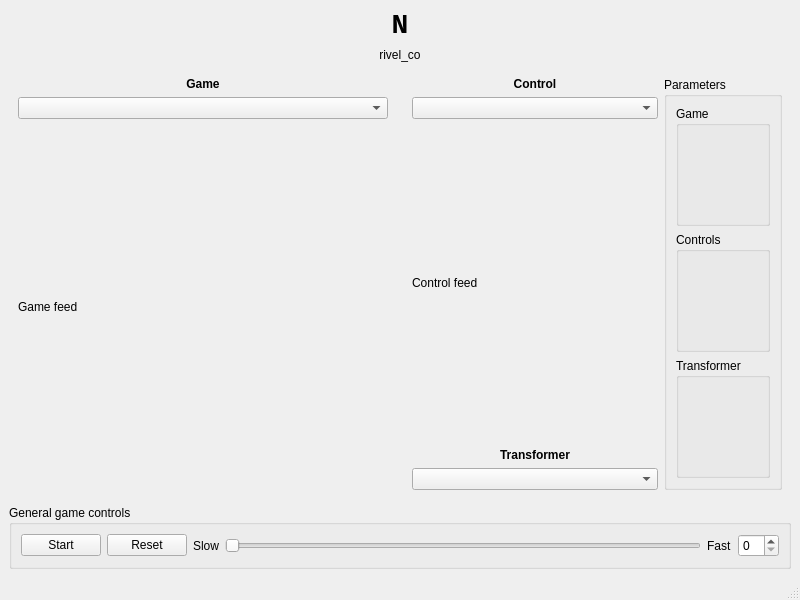
rivelco/NeuroArcade, file src/neuroarcade/ui/MainWindow.ui: the form before one commit.
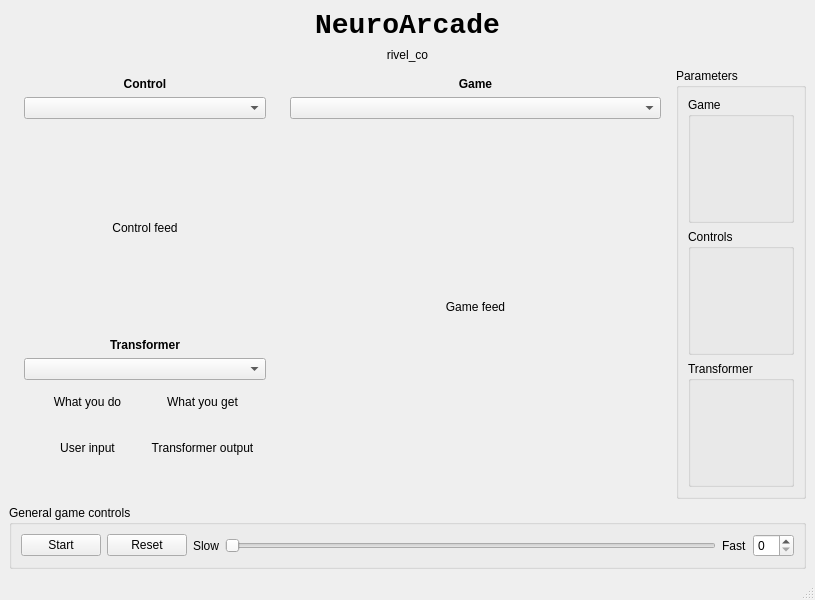
The form after the commit.

```diff
--- a/src/neuroarcade/ui/MainWindow.ui
+++ b/src/neuroarcade/ui/MainWindow.ui
@@ -6,7 +6,7 @@
    <rect>
     <x>0</x>
     <y>0</y>
-    <width>800</width>
+    <width>815</width>
     <height>600</height>
    </rect>
   </property>
@@ -14,51 +14,49 @@
    <string>MainWindow</string>
   </property>
   <widget class="QWidget" name="centralwidget">
+   <property name="sizePolicy">
+    <sizepolicy hsizetype="Preferred" vsizetype="Preferred">
+     <horstretch>8</horstretch>
+     <verstretch>0</verstretch>
+    </sizepolicy>
+   </property>
    <layout class="QGridLayout" name="gridLayout">
-    <item row="2" column="0">
-     <widget class="QWidget" name="widget" native="true">
-      <layout class="QGridLayout" name="gridLayout_2">
-       <item row="1" column="0">
-        <widget class="QComboBox" name="game_selector_combo">
-         <property name="focusPolicy">
-          <enum>Qt::NoFocus</enum>
+    <item row="2" column="3">
+     <widget class="QGroupBox" name="custom_parameters_box">
+      <property name="sizePolicy">
+       <sizepolicy hsizetype="Maximum" vsizetype="Expanding">
+        <horstretch>1</horstretch>
+        <verstretch>0</verstretch>
+       </sizepolicy>
+      </property>
+      <property name="maximumSize">
+       <size>
+        <width>200</width>
+        <height>16777215</height>
+       </size>
+      </property>
+      <property name="title">
+       <string>Parameters</string>
+      </property>
+      <layout class="QGridLayout" name="gridLayout_5">
+       <item row="0" column="0">
+        <widget class="QGroupBox" name="game_parameters_box">
+         <property name="title">
+          <string>Game</string>
          </property>
         </widget>
        </item>
        <item row="2" column="0">
-        <widget class="QLabel" name="game_feed_lbl">
-         <property name="sizePolicy">
-          <sizepolicy hsizetype="Expanding" vsizetype="Expanding">
-           <horstretch>0</horstretch>
-           <verstretch>0</verstretch>
-          </sizepolicy>
-         </property>
-         <property name="focusPolicy">
-          <enum>Qt::ClickFocus</enum>
-         </property>
-         <property name="text">
-          <string>Game feed</string>
+        <widget class="QGroupBox" name="transform_parameters_box">
+         <property name="title">
+          <string>Transformer</string>
          </property>
         </widget>
        </item>
-       <item row="0" column="0">
-        <widget class="QLabel" name="game_header_lbl">
-         <property name="sizePolicy">
-          <sizepolicy hsizetype="Preferred" vsizetype="Maximum">
-           <horstretch>0</horstretch>
-           <verstretch>0</verstretch>
-          </sizepolicy>
-         </property>
-         <property name="font">
-          <font>
-           <bold>true</bold>
-          </font>
-         </property>
-         <property name="text">
-          <string>Game</string>
-         </property>
-         <property name="alignment">
-          <set>Qt::AlignCenter</set>
+       <item row="1" column="0">
+        <widget class="QGroupBox" name="control_parameters_box">
+         <property name="title">
+          <string>Controls</string>
          </property>
         </widget>
        </item>
@@ -67,43 +65,84 @@
     </item>
     <item row="2" column="1">
      <widget class="QWidget" name="widget_2" native="true">
+      <property name="sizePolicy">
+       <sizepolicy hsizetype="Preferred" vsizetype="Preferred">
+        <horstretch>2</horstretch>
+        <verstretch>0</verstretch>
+       </sizepolicy>
+      </property>
       <layout class="QGridLayout" name="gridLayout_3">
-       <item row="0" column="1" rowspan="6">
-        <widget class="QGroupBox" name="custom_parameters_box">
-         <property name="sizePolicy">
-          <sizepolicy hsizetype="Maximum" vsizetype="Expanding">
-           <horstretch>0</horstretch>
-           <verstretch>0</verstretch>
-          </sizepolicy>
+       <item row="5" column="0">
+        <widget class="QComboBox" name="transformer_selector_combo">
+         <property name="focusPolicy">
+          <enum>Qt::NoFocus</enum>
          </property>
-         <property name="maximumSize">
-          <size>
-           <width>200</width>
-           <height>16777215</height>
-          </size>
-         </property>
-         <property name="title">
-          <string>Parameters</string>
-         </property>
-         <layout class="QGridLayout" name="gridLayout_5">
-          <item row="0" column="0">
-           <widget class="QGroupBox" name="game_parameters_box">
-            <property name="title">
-             <string>Game</string>
-            </property>
-           </widget>
-          </item>
+        </widget>
+       </item>
+       <item row="6" column="0">
+        <widget class="QWidget" name="widget_3" native="true">
+         <layout class="QGridLayout" name="gridLayout_2">
           <item row="1" column="0">
-           <widget class="QGroupBox" name="control_parameters_box">
-            <property name="title">
-             <string>Controls</string>
+           <widget class="QLabel" name="user_input_visualization_lbl">
+            <property name="sizePolicy">
+             <sizepolicy hsizetype="Ignored" vsizetype="Ignored">
+              <horstretch>0</horstretch>
+              <verstretch>0</verstretch>
+             </sizepolicy>
             </property>
+            <property name="text">
+             <string>User input</string>
+            </property>
+            <property name="alignment">
+             <set>Qt::AlignCenter</set>
+            </property>
            </widget>
           </item>
-          <item row="2" column="0">
-           <widget class="QGroupBox" name="transform_parameters_box">
-            <property name="title">
-             <string>Transformer</string>
+          <item row="1" column="1">
+           <widget class="QLabel" name="transform_output_visualization_lbl">
+            <property name="sizePolicy">
+             <sizepolicy hsizetype="Ignored" vsizetype="Ignored">
+              <horstretch>0</horstretch>
+              <verstretch>0</verstretch>
+             </sizepolicy>
+            </property>
+            <property name="text">
+             <string>Transformer output</string>
+            </property>
+            <property name="alignment">
+             <set>Qt::AlignCenter</set>
+            </property>
+           </widget>
+          </item>
+          <item row="0" column="0">
+           <widget class="QLabel" name="label">
+            <property name="sizePolicy">
+             <sizepolicy hsizetype="Preferred" vsizetype="Maximum">
+              <horstretch>0</horstretch>
+              <verstretch>0</verstretch>
+             </sizepolicy>
+            </property>
+            <property name="text">
+             <string>What you do</string>
+            </property>
+            <property name="alignment">
+             <set>Qt::AlignCenter</set>
+            </property>
+           </widget>
+          </item>
+          <item row="0" column="1">
+           <widget class="QLabel" name="label_2">
+            <property name="sizePolicy">
+             <sizepolicy hsizetype="Preferred" vsizetype="Maximum">
+              <horstretch>0</horstretch>
+              <verstretch>0</verstretch>
+             </sizepolicy>
+            </property>
+            <property name="text">
+             <string>What you get</string>
+            </property>
+            <property name="alignment">
+             <set>Qt::AlignCenter</set>
             </property>
            </widget>
           </item>
@@ -131,20 +170,6 @@
          </property>
         </widget>
        </item>
-       <item row="1" column="0">
-        <widget class="QComboBox" name="control_selector_combo">
-         <property name="focusPolicy">
-          <enum>Qt::NoFocus</enum>
-         </property>
-        </widget>
-       </item>
-       <item row="5" column="0">
-        <widget class="QComboBox" name="transformer_selector_combo">
-         <property name="focusPolicy">
-          <enum>Qt::NoFocus</enum>
-         </property>
-        </widget>
-       </item>
        <item row="4" column="0">
         <widget class="QLabel" name="transformer_header_lbl">
          <property name="sizePolicy">
@@ -166,10 +191,17 @@
          </property>
         </widget>
        </item>
+       <item row="1" column="0">
+        <widget class="QComboBox" name="control_selector_combo">
+         <property name="focusPolicy">
+          <enum>Qt::NoFocus</enum>
+         </property>
+        </widget>
+       </item>
        <item row="2" column="0" rowspan="2">
         <widget class="QLabel" name="control_feed_lbl">
          <property name="sizePolicy">
-          <sizepolicy hsizetype="Expanding" vsizetype="Expanding">
+          <sizepolicy hsizetype="Ignored" vsizetype="Ignored">
            <horstretch>0</horstretch>
            <verstretch>0</verstretch>
           </sizepolicy>
@@ -180,12 +212,113 @@
          <property name="text">
           <string>Control feed</string>
          </property>
+         <property name="alignment">
+          <set>Qt::AlignCenter</set>
+         </property>
         </widget>
        </item>
       </layout>
      </widget>
     </item>
-    <item row="3" column="0" colspan="2">
+    <item row="2" column="2">
+     <widget class="QWidget" name="widget" native="true">
+      <property name="sizePolicy">
+       <sizepolicy hsizetype="Preferred" vsizetype="Preferred">
+        <horstretch>3</horstretch>
+        <verstretch>0</verstretch>
+       </sizepolicy>
+      </property>
+      <layout class="QVBoxLayout" name="verticalLayout">
+       <item>
+        <widget class="QLabel" name="game_header_lbl">
+         <property name="sizePolicy">
+          <sizepolicy hsizetype="Preferred" vsizetype="Maximum">
+           <horstretch>0</horstretch>
+           <verstretch>0</verstretch>
+          </sizepolicy>
+         </property>
+         <property name="font">
+          <font>
+           <bold>true</bold>
+          </font>
+         </property>
+         <property name="text">
+          <string>Game</string>
+         </property>
+         <property name="alignment">
+          <set>Qt::AlignCenter</set>
+         </property>
+        </widget>
+       </item>
+       <item>
+        <widget class="QComboBox" name="game_selector_combo">
+         <property name="focusPolicy">
+          <enum>Qt::NoFocus</enum>
+         </property>
+        </widget>
+       </item>
+       <item>
+        <widget class="QLabel" name="game_feed_lbl">
+         <property name="sizePolicy">
+          <sizepolicy hsizetype="Ignored" vsizetype="Ignored">
+           <horstretch>0</horstretch>
+           <verstretch>0</verstretch>
+          </sizepolicy>
+         </property>
+         <property name="focusPolicy">
+          <enum>Qt::ClickFocus</enum>
+         </property>
+         <property name="text">
+          <string>Game feed</string>
+         </property>
+         <property name="alignment">
+          <set>Qt::AlignCenter</set>
+         </property>
+        </widget>
+       </item>
+      </layout>
+     </widget>
+    </item>
+    <item row="0" column="0" colspan="4">
+     <widget class="QLabel" name="neuroarcade_header_lbl">
+      <property name="sizePolicy">
+       <sizepolicy hsizetype="Preferred" vsizetype="Maximum">
+        <horstretch>0</horstretch>
+        <verstretch>0</verstretch>
+       </sizepolicy>
+      </property>
+      <property name="font">
+       <font>
+        <family>Consolas</family>
+        <pointsize>21</pointsize>
+        <bold>true</bold>
+       </font>
+      </property>
+      <property name="text">
+       <string>NeuroArcade</string>
+      </property>
+      <property name="alignment">
+       <set>Qt::AlignCenter</set>
+      </property>
+     </widget>
+    </item>
+    <item row="1" column="0" colspan="4">
+     <widget class="QLabel" name="neuroarcade_author_lbl">
+      <property name="sizePolicy">
+       <sizepolicy hsizetype="Preferred" vsizetype="Maximum">
+        <horstretch>0</horstretch>
+        <verstretch>0</verstretch>
+       </sizepolicy>
+      </property>
+      <property name="text">
+       <string>rivel_co</string>
+      </property>
+      <property name="alignment">
+       <set>Qt::AlignCenter</set>
+      </property>
+     </widget>
+    </item>
+    <item row="3" column="0" colspan="4">
      <widget class="QGroupBox" name="general_controls_box">
       <property name="sizePolicy">
        <sizepolicy hsizetype="Preferred" vsizetype="Maximum">
@@ -251,45 +384,6 @@
       </layout>
      </widget>
     </item>
-    <item row="0" column="0" colspan="2">
-     <widget class="QLabel" name="neuroarcade_header_lbl">
-      <property name="sizePolicy">
-       <sizepolicy hsizetype="Preferred" vsizetype="Maximum">
-        <horstretch>0</horstretch>
-        <verstretch>0</verstretch>
-       </sizepolicy>
-      </property>
-      <property name="font">
-       <font>
-        <family>Consolas</family>
-        <pointsize>21</pointsize>
-        <bold>true</bold>
-       </font>
-      </property>
-      <property name="text">
-       <string>N</string>
-      </property>
-      <property name="alignment">
-       <set>Qt::AlignCenter</set>
-      </property>
-     </widget>
-    </item>
-    <item row="1" column="0" colspan="2">
-     <widget class="QLabel" name="neuroarcade_author_lbl">
-      <property name="sizePolicy">
-       <sizepolicy hsizetype="Preferred" vsizetype="Maximum">
-        <horstretch>0</horstretch>
-        <verstretch>0</verstretch>
-       </sizepolicy>
-      </property>
-      <property name="text">
-       <string>rivel_co</string>
-      </property>
-      <property name="alignment">
-       <set>Qt::AlignCenter</set>
-      </property>
-     </widget>
-    </item>
    </layout>
   </widget>
   <widget class="QMenuBar" name="menubar">
@@ -297,7 +391,7 @@
     <rect>
      <x>0</x>
      <y>0</y>
-     <width>800</width>
+     <width>815</width>
      <height>22</height>
     </rect>
    </property>
```
